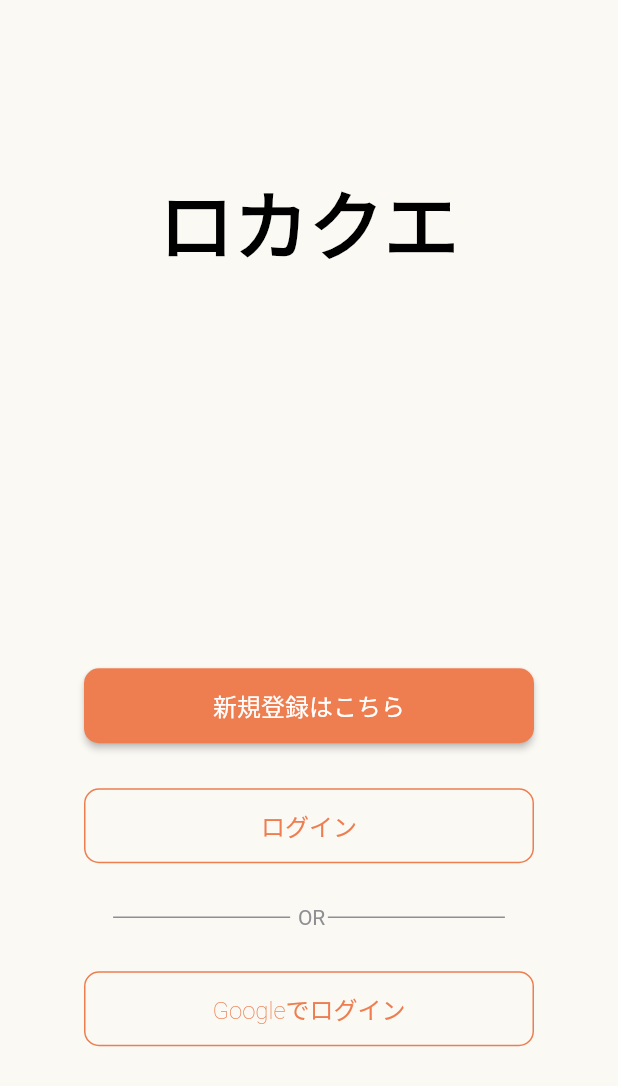
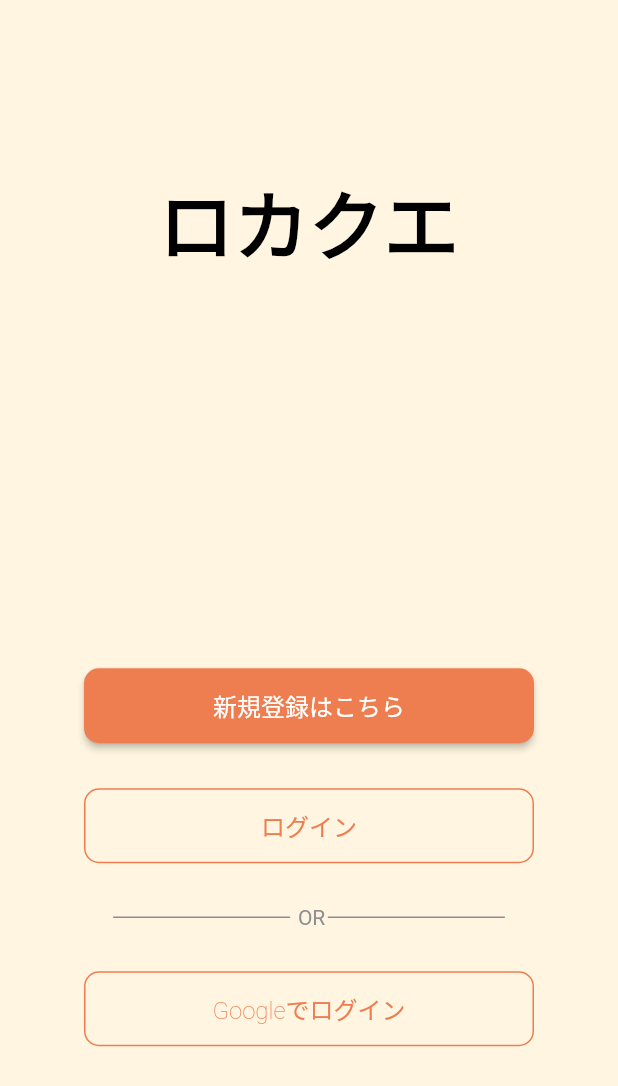
Before and after one commit to LOCAQUE/food_quest, a Flutter app: the screen it shows after launch, on a phone screen of 412 x 824 dp. Shown: the top 1086 px of the screen. Run offline on Flutter 3.47's test engine with Material 2 defaults, Android fonts, the light colour scheme and no system bars; our stand-ins replace animated_bottom_navigation_bar, flutter_dotenv, flutter_hooks, flutter_riverpod, freezed_annotation, gap and 2 more; missing offline and left inert: navigator_scope; accounts and stored records are empty.

Commit message:
feat: 背景色の追加

```diff
--- a/lib/presentation/screen/top.dart
+++ b/lib/presentation/screen/top.dart
@@ -15,6 +15,7 @@ class TopScreen extends StatelessWidget {
   @override
   Widget build(BuildContext context) {
     return Scaffold(
+      backgroundColor: const Color(0xFFFFF5E0),
       body: Center(
         child: Column(
           mainAxisAlignment: MainAxisAlignment.center,
```
